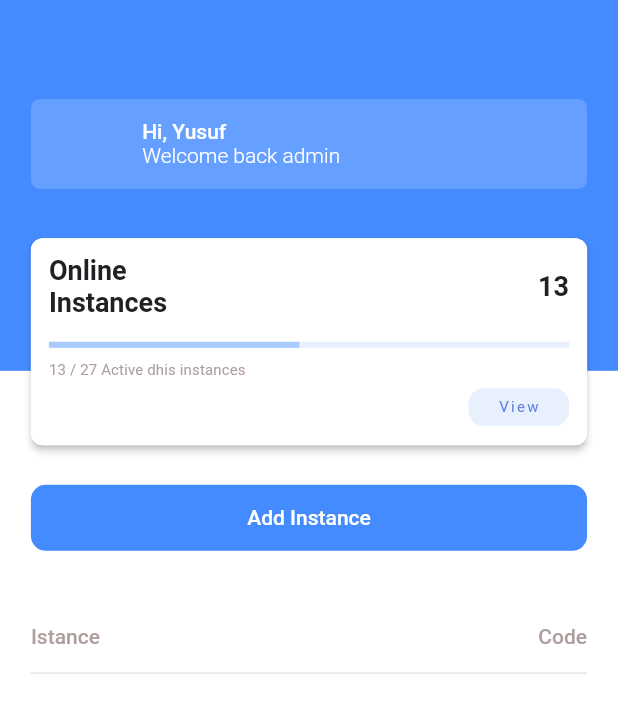
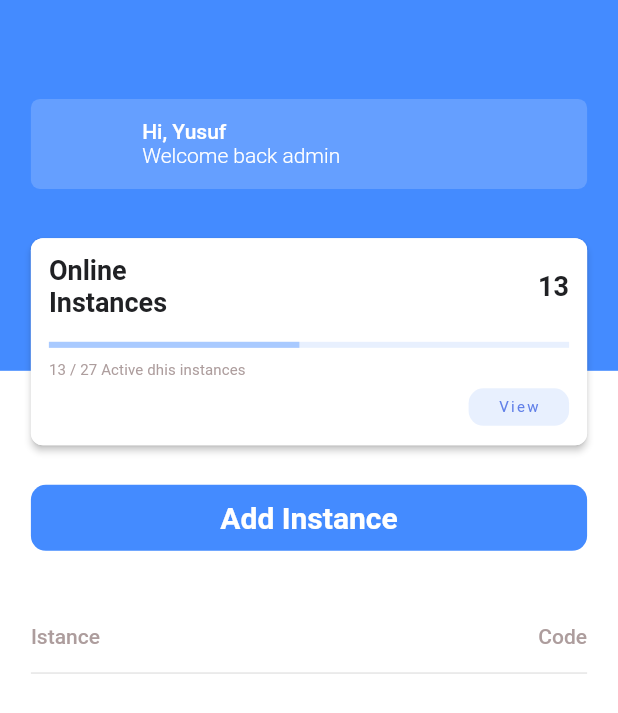
Before and after one commit to udsm-dhis2-lab/mobile-d2-admin, a Flutter app: the screen it shows after launch, on a phone screen of 412 x 824 dp. Shown: the top 713 px of the screen. Run offline on Flutter 3.47's test engine with Material 2 defaults, Android fonts, the phone set to English and light mode, and no system bars; our stand-ins replace connectivity_plus, drift, google_fonts; missing offline and left inert: workmanager; accounts and stored records are empty; generated files the repository leaves out were written again.

Commit message:
feat: Add labelMedium properties

```diff
--- a/lib/config/light_theme.dart
+++ b/lib/config/light_theme.dart
@@ -20,9 +20,13 @@ class D2AdminLightTheme {
       fontSize: 10,
       fontWeight: FontWeight.w400,
     ),
-    labelMedium: TextStyle(
+    labelLarge: TextStyle(
       fontSize: 20,
       fontWeight: FontWeight.bold,
+    ),
+    labelMedium: TextStyle(
+      fontSize: 16,
+      fontWeight: FontWeight.normal,
     ),
     labelSmall: TextStyle(
       fontSize: 10,
```
